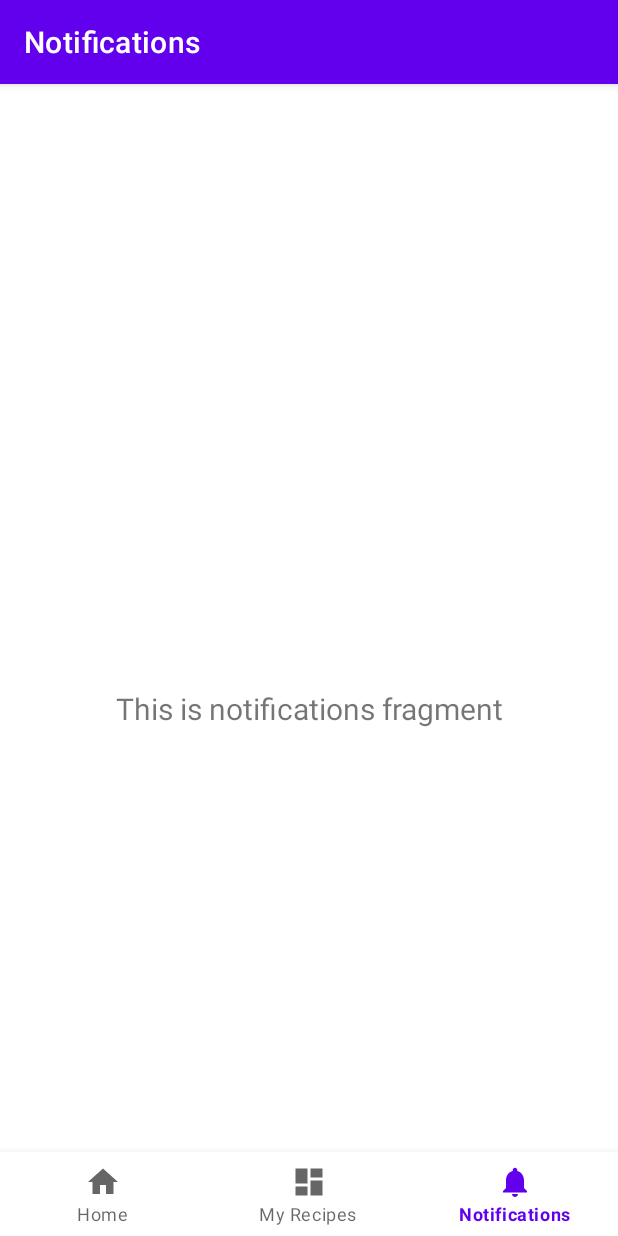
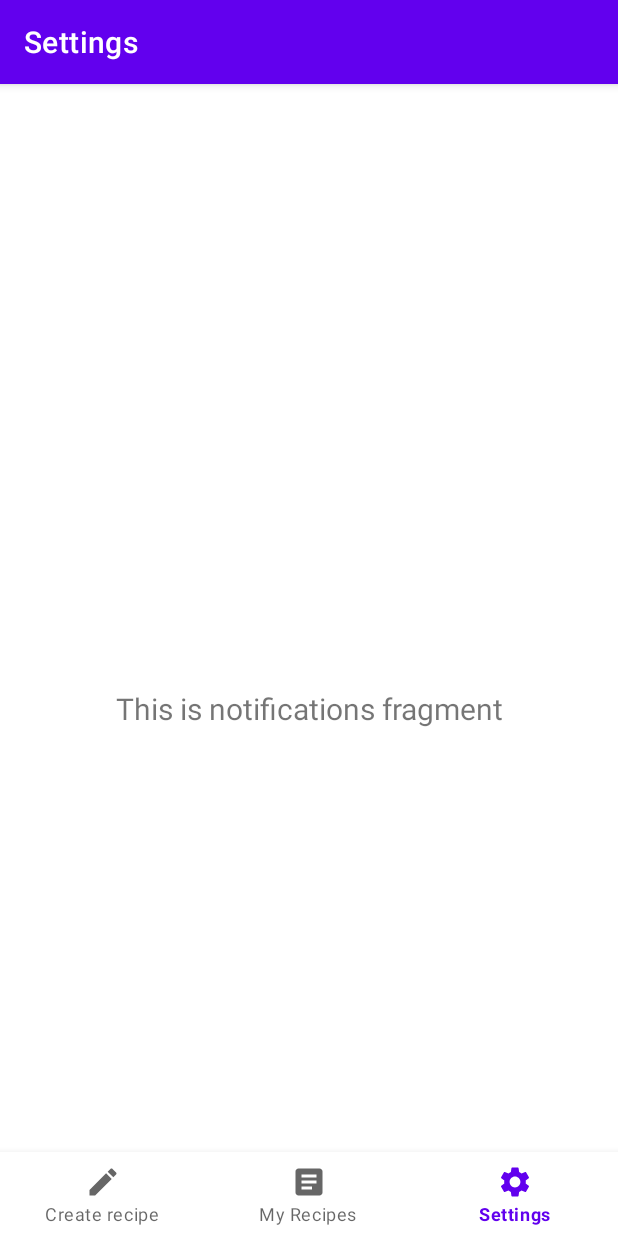
Before and after one commit to spacepigglet/Recipe-converter-app, an Android app: the SettingsFragment screen opened through its navigation route, on a phone screen of 412 x 824 dp. Run offline under Robolectric (Android 15) with nearby library versions, the phone set to English and light mode, and no system bars; our stand-ins replace navigation-ui.

Commit message:
Refactor package names and class names etc. Updated menu icons

```diff
--- a/app/src/main/java/com/example/recipe_converter_app/ui/dashboard/MyRecipesFragment.java
+++ b/app/src/main/java/com/example/recipe_converter_app/ui/my_recipes/MyRecipesFragment.java
@@ -1,4 +1,4 @@
-package com.example.recipe_converter_app.ui.dashboard;
+package com.example.recipe_converter_app.ui.my_recipes;
 
 import android.os.Bundle;
 import android.util.Log;
--- a/app/src/main/java/com/example/recipe_converter_app/ui/dashboard/MyRecipesViewModel.java
+++ b/app/src/main/java/com/example/recipe_converter_app/ui/my_recipes/MyRecipesViewModel.java
@@ -1,4 +1,4 @@
-package com.example.recipe_converter_app.ui.dashboard;
+package com.example.recipe_converter_app.ui.my_recipes;
 
 import android.content.Context;
 
--- a/app/src/main/java/com/example/recipe_converter_app/ui/dashboard/ViewRecipeFragment.java
+++ b/app/src/main/java/com/example/recipe_converter_app/ui/my_recipes/ViewRecipeFragment.java
@@ -1,4 +1,4 @@
-package com.example.recipe_converter_app.ui.dashboard;
+package com.example.recipe_converter_app.ui.my_recipes;
 
 import android.os.Bundle;
 import android.util.Log;
--- a/app/src/main/java/com/example/recipe_converter_app/ui/notifications/NotificationsFragment.java
+++ b/app/src/main/java/com/example/recipe_converter_app/ui/settings/SettingsFragment.java
@@ -1,4 +1,4 @@
-package com.example.recipe_converter_app.ui.notifications;
+package com.example.recipe_converter_app.ui.settings;
 
 import android.os.Bundle;
 import android.view.LayoutInflater;
@@ -12,20 +12,20 @@ import androidx.lifecycle.ViewModelProvider;
 
 import com.example.recipe_converter_app.databinding.FragmentNotificationsBinding;
 
-public class NotificationsFragment extends Fragment {
+public class SettingsFragment extends Fragment {
 
     private FragmentNotificationsBinding binding;
 
     public View onCreateView(@NonNull LayoutInflater inflater,
                              ViewGroup container, Bundle savedInstanceState) {
-        NotificationsViewModel notificationsViewModel =
-                new ViewModelProvider(this).get(NotificationsViewModel.class);
+        SettingsViewModel settingsViewModel =
+                new ViewModelProvider(this).get(SettingsViewModel.class);
 
         binding = FragmentNotificationsBinding.inflate(inflater, container, false);
         View root = binding.getRoot();
 
         final TextView textView = binding.textNotifications;
-        notificationsViewModel.getText().observe(getViewLifecycleOwner(), textView::setText);
+        settingsViewModel.getText().observe(getViewLifecycleOwner(), textView::setText);
         return root;
     }
 
--- a/app/src/main/java/com/example/recipe_converter_app/ui/notifications/NotificationsViewModel.java
+++ b/app/src/main/java/com/example/recipe_converter_app/ui/settings/SettingsViewModel.java
@@ -1,14 +1,14 @@
-package com.example.recipe_converter_app.ui.notifications;
+package com.example.recipe_converter_app.ui.settings;
 
 import androidx.lifecycle.LiveData;
 import androidx.lifecycle.MutableLiveData;
 import androidx.lifecycle.ViewModel;
 
-public class NotificationsViewModel extends ViewModel {
+public class SettingsViewModel extends ViewModel {
 
     private final MutableLiveData<String> mText;
 
-    public NotificationsViewModel() {
+    public SettingsViewModel() {
         mText = new MutableLiveData<>();
         mText.setValue("This is notifications fragment");
     }
--- /dev/null
+++ b/app/src/main/res/drawable/baseline_create_24.xml
@@ -0,0 +1,8 @@
+<vector xmlns:android="http://schemas.android.com/apk/res/android"
+    android:width="24dp"
+    android:height="24dp"
+    android:viewportWidth="24.0"
+    android:viewportHeight="24.0">
+    <path android:fillColor="#FF000000"
+        android:pathData="M3,17.25V21h3.75L17.81,9.94l-3.75,-3.75L3,17.25zM20.71,7.04c0.39,-0.39 0.39,-1.02 0,-1.41l-2.34,-2.34c-0.39,-0.39 -1.02,-0.39 -1.41,0l-1.83,1.83 3.75,3.75 1.83,-1.83z"/>
+</vector>
--- /dev/null
+++ b/app/src/main/res/drawable/baseline_settings_24.xml
@@ -0,0 +1,8 @@
+<vector xmlns:android="http://schemas.android.com/apk/res/android"
+    android:width="24dp"
+    android:height="24dp"
+    android:viewportWidth="24.0"
+    android:viewportHeight="24.0">
+    <path android:fillColor="#FF000000"
+        android:pathData="M19.14,12.94c0.04,-0.3 0.06,-0.61 0.06,-0.94c0,-0.32 -0.02,-0.64 -0.07,-0.94l2.03,-1.58c0.18,-0.14 0.23,-0.41 0.12,-0.61l-1.92,-3.32c-0.12,-0.22 -0.37,-0.29 -0.59,-0.22l-2.39,0.96c-0.5,-0.38 -1.03,-0.7 -1.62,-0.94L14.4,2.81c-0.04,-0.24 -0.24,-0.41 -0.48,-0.41h-3.84c-0.24,0 -0.43,0.17 -0.47,0.41L9.25,5.35C8.66,5.59 8.12,5.92 7.63,6.29L5.24,5.33c-0.22,-0.08 -0.47,0 -0.59,0.22L2.74,8.87C2.62,9.08 2.66,9.34 2.86,9.48l2.03,1.58C4.84,11.36 4.8,11.69 4.8,12s0.02,0.64 0.07,0.94l-2.03,1.58c-0.18,0.14 -0.23,0.41 -0.12,0.61l1.92,3.32c0.12,0.22 0.37,0.29 0.59,0.22l2.39,-0.96c0.5,0.38 1.03,0.7 1.62,0.94l0.36,2.54c0.05,0.24 0.24,0.41 0.48,0.41h3.84c0.24,0 0.44,-0.17 0.47,-0.41l0.36,-2.54c0.59,-0.24 1.13,-0.56 1.62,-0.94l2.39,0.96c0.22,0.08 0.47,0 0.59,-0.22l1.92,-3.32c0.12,-0.22 0.07,-0.47 -0.12,-0.61L19.14,12.94zM12,15.6c-1.98,0 -3.6,-1.62 -3.6,-3.6s1.62,-3.6 3.6,-3.6s3.6,1.62 3.6,3.6S13.98,15.6 12,15.6z"/>
+</vector>
--- a/app/src/main/res/layout/fragment_my_recipes.xml
+++ b/app/src/main/res/layout/fragment_my_recipes.xml
@@ -5,7 +5,7 @@
     android:layout_width="match_parent"
     android:layout_height="match_parent"
     android:orientation="vertical"
-    tools:context=".ui.dashboard.MyRecipesFragment">
+    tools:context=".ui.my_recipes.MyRecipesFragment">
 
 
     <androidx.recyclerview.widget.RecyclerView
--- a/app/src/main/res/layout/fragment_notifications.xml
+++ b/app/src/main/res/layout/fragment_notifications.xml
@@ -4,7 +4,7 @@
     xmlns:tools="http://schemas.android.com/tools"
     android:layout_width="match_parent"
     android:layout_height="match_parent"
-    tools:context=".ui.notifications.NotificationsFragment">
+    tools:context=".ui.settings.SettingsFragment">
 
     <TextView
         android:id="@+id/text_notifications"
--- a/app/src/main/res/layout/fragment_view_recipe.xml
+++ b/app/src/main/res/layout/fragment_view_recipe.xml
@@ -4,7 +4,7 @@
     xmlns:tools="http://schemas.android.com/tools"
     android:layout_width="match_parent"
     android:layout_height="match_parent"
-    tools:context=".ui.dashboard.ViewRecipeFragment">
+    tools:context=".ui.my_recipes.ViewRecipeFragment">
 
     <TextView
         android:id="@+id/recipe_title_tv"
--- a/app/src/main/res/menu/bottom_nav_menu.xml
+++ b/app/src/main/res/menu/bottom_nav_menu.xml
@@ -3,17 +3,17 @@
 
     <item
         android:id="@+id/navigation_home"
-        android:icon="@drawable/ic_home_black_24dp"
+        android:icon="@drawable/baseline_create_24"
         android:title="@string/title_home" />
 
     <item
         android:id="@+id/navigation_my_recipes"
-        android:icon="@drawable/ic_dashboard_black_24dp"
-        android:title="@string/title_dashboard" />
+        android:icon="@drawable/baseline_article_24"
+        android:title="@string/title_my_recipes" />
 
     <item
         android:id="@+id/navigation_notifications"
-        android:icon="@drawable/ic_notifications_black_24dp"
-        android:title="@string/title_notifications" />
+        android:icon="@drawable/baseline_settings_24"
+        android:title="@string/title_settings" />
 
 </menu>
--- a/app/src/main/res/navigation/mobile_navigation.xml
+++ b/app/src/main/res/navigation/mobile_navigation.xml
@@ -16,8 +16,8 @@
     </fragment>
     <fragment
         android:id="@+id/navigation_my_recipes"
-        android:name="com.example.recipe_converter_app.ui.dashboard.MyRecipesFragment"
-        android:label="@string/title_dashboard"
+        android:name="com.example.recipe_converter_app.ui.my_recipes.MyRecipesFragment"
+        android:label="@string/title_my_recipes"
         tools:layout="@layout/fragment_my_recipes"/>
     <action
         android:id="@+id/action_MyRecipesFragment_to_ViewRecipeFragment"
@@ -25,8 +25,8 @@
 
     <fragment
         android:id="@+id/navigation_notifications"
-        android:name="com.example.recipe_converter_app.ui.notifications.NotificationsFragment"
-        android:label="@string/title_notifications"
+        android:name="com.example.recipe_converter_app.ui.settings.SettingsFragment"
+        android:label="@string/title_settings"
         tools:layout="@layout/fragment_notifications" />
     <fragment
         android:id="@+id/navigation_add_ingredients"
@@ -49,7 +49,7 @@
     </fragment>
     <fragment
         android:id="@+id/navigation_view_recipe"
-        android:name="com.example.recipe_converter_app.ui.dashboard.ViewRecipeFragment"
+        android:name="com.example.recipe_converter_app.ui.my_recipes.ViewRecipeFragment"
         android:label=""
         tools:layout="@layout/fragment_my_recipes">
 
--- a/app/src/main/res/values/strings.xml
+++ b/app/src/main/res/values/strings.xml
@@ -1,8 +1,8 @@
 <resources>
     <string name="app_name">Recipe-converter-app</string>
-    <string name="title_home">Home</string>
-    <string name="title_dashboard">My Recipes</string>
-    <string name="title_notifications">Notifications</string>
+    <string name="title_home">Create recipe</string>
+    <string name="title_my_recipes">My Recipes</string>
+    <string name="title_settings">Settings</string>
     <string name="edit_text1">Ingredient</string>
     <string name="edit_text2">Amount</string>
     <string name="new_amount">New amount</string>
```
